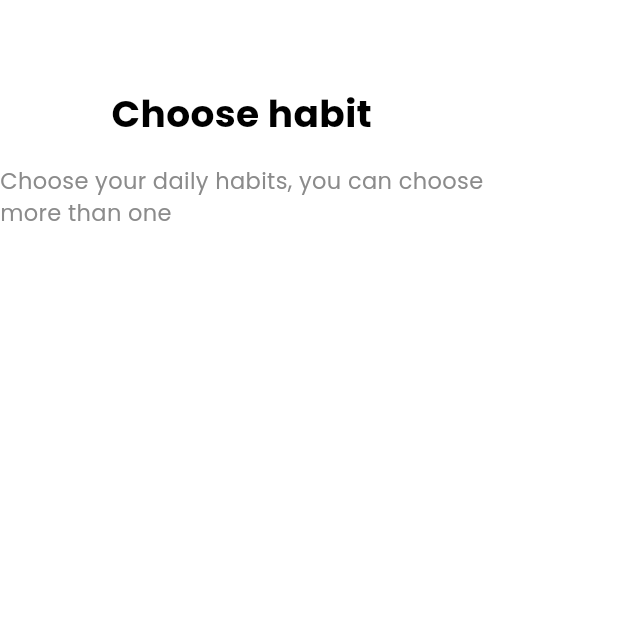
After one commit to Denzel101/habit_tracker, a Flutter app: the screen it shows after launch, after a tap on the "dashboard" icon, on a phone screen of 412 x 824 dp, the top half of it. The commit adds this screen. Run offline on Flutter 3.47's test engine with Material 3 defaults, Android fonts, the phone set to English and light mode, and no system bars; our stand-ins replace bloc, google_fonts; generated files the repository leaves out were written again.

Commit message:
Added router settings

```diff
--- a/lib/app/view/app.dart
+++ b/lib/app/view/app.dart
@@ -1,6 +1,6 @@
 import 'package:flutter/material.dart';
-import 'package:habit_tracker/home/home.dart';
 import 'package:habit_tracker/l10n/l10n.dart';
+import 'package:habit_tracker/router/router.dart';
 import 'package:habit_tracker/theme/theme.dart';
 
 class App extends StatelessWidget {
@@ -12,8 +12,9 @@ class App extends StatelessWidget {
       theme: AppTheme.lightTheme,
       localizationsDelegates: AppLocalizations.localizationsDelegates,
       supportedLocales: AppLocalizations.supportedLocales,
-      home: const HomeScreen(),
+      initialRoute: AppRouter.homeRoute,
       debugShowCheckedModeBanner: false,
+      onGenerateRoute: AppRouter.onGenerateRoute,
     );
   }
 }
--- /dev/null
+++ b/lib/home/view/screens/choose_habit_screen.dart
@@ -0,0 +1,42 @@
+import 'package:flutter/material.dart';
+import 'package:habit_tracker/constants/constants.dart';
+
+class ChooseHabitScreen extends StatefulWidget {
+  const ChooseHabitScreen({super.key});
+
+  @override
+  State<ChooseHabitScreen> createState() => _ChooseHabitScreenState();
+}
+
+class _ChooseHabitScreenState extends State<ChooseHabitScreen> {
+  @override
+  Widget build(BuildContext context) {
+    final size = MediaQuery.sizeOf(context);
+    return Scaffold(
+      body: Column(
+        children: [
+          SizedBox(
+            height: size.height * 0.07,
+          ),
+          Text(
+            'Choose habit',
+            style: AppStyles.kTextLabelStyle1.copyWith(
+              color: Colors.black,
+              fontSize: 25,
+            ),
+          ),
+          SizedBox(
+            height: size.height * 0.02,
+          ),
+          Text(
+            'Choose your daily habits, you can choose\nmore than one',
+            style: AppStyles.kTextLabelStyle2.copyWith(
+              color: AppColors.textGrey,
+              fontSize: 15,
+            ),
+          ),
+        ],
+      ),
+    );
+  }
+}
--- a/lib/home/view/screens/home_screen.dart
+++ b/lib/home/view/screens/home_screen.dart
@@ -2,6 +2,7 @@ import 'package:flutter/material.dart';
 import 'package:flutter_staggered_grid_view/flutter_staggered_grid_view.dart';
 import 'package:habit_tracker/constants/constants.dart';
 import 'package:habit_tracker/home/home.dart';
+import 'package:habit_tracker/router/router.dart';
 
 class HomeScreen extends StatefulWidget {
   const HomeScreen({super.key});
@@ -29,14 +30,19 @@ class _HomeScreenState extends State<HomeScreen> {
             Row(
               mainAxisAlignment: MainAxisAlignment.spaceBetween,
               children: [
-                const ActionButton(
+                ActionButton(
+                  onTap: () => Navigator.pushNamed(
+                    context,
+                    AppRouter.chooseHabitRoute,
+                  ),
                   icon: Icons.dashboard_outlined,
                 ),
                 Text(
                   'Monday, 6',
                   style: AppStyles.kTextLabelStyle1,
                 ),
-                const ActionButton(
+                ActionButton(
+                  onTap: () {},
                   icon: Icons.calendar_month_outlined,
                 ),
               ],
--- a/lib/home/view/screens/screens.dart
+++ b/lib/home/view/screens/screens.dart
@@ -1 +1,2 @@
+export 'choose_habit_screen.dart';
 export 'home_screen.dart';
--- a/lib/home/view/widgets/action_button.dart
+++ b/lib/home/view/widgets/action_button.dart
@@ -3,14 +3,18 @@ import 'package:flutter/material.dart';
 class ActionButton extends StatelessWidget {
   const ActionButton({
     required this.icon,
+    required this.onTap,
     super.key,
   });
 
+  final GestureTapCallback onTap;
   final IconData icon;
 
   @override
   Widget build(BuildContext context) {
-    return Container(
+    return GestureDetector(
+      onTap: onTap,
+      child: Container(
         height: 45,
         width: 45,
         alignment: Alignment.center,
@@ -23,6 +27,7 @@ class ActionButton extends StatelessWidget {
           color: Colors.black,
           size: 18,
         ),
+      ),
     );
   }
 }
--- /dev/null
+++ b/lib/router/app_router.dart
@@ -0,0 +1,23 @@
+import 'package:flutter/material.dart';
+import 'package:habit_tracker/home/home.dart';
+
+class AppRouter {
+  static const String homeRoute = 'home-route';
+  static const String chooseHabitRoute = 'choose-habit-route';
+
+  static Route<String>? onGenerateRoute(RouteSettings settings) {
+    switch (settings.name) {
+      case homeRoute:
+        return MaterialPageRoute(
+          builder: (context) => const HomeScreen(),
+        );
+
+      case chooseHabitRoute:
+        return MaterialPageRoute(
+          builder: (context) => const ChooseHabitScreen(),
+        );
+    }
+
+    return null;
+  }
+}
--- /dev/null
+++ b/lib/router/router.dart
@@ -0,0 +1 @@
+export 'app_router.dart';
```
Lines whose indentation alone changed are shown as unchanged.
